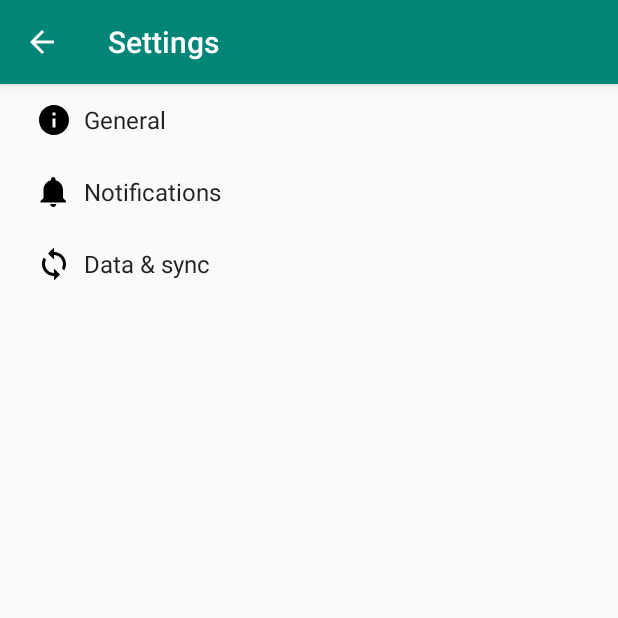
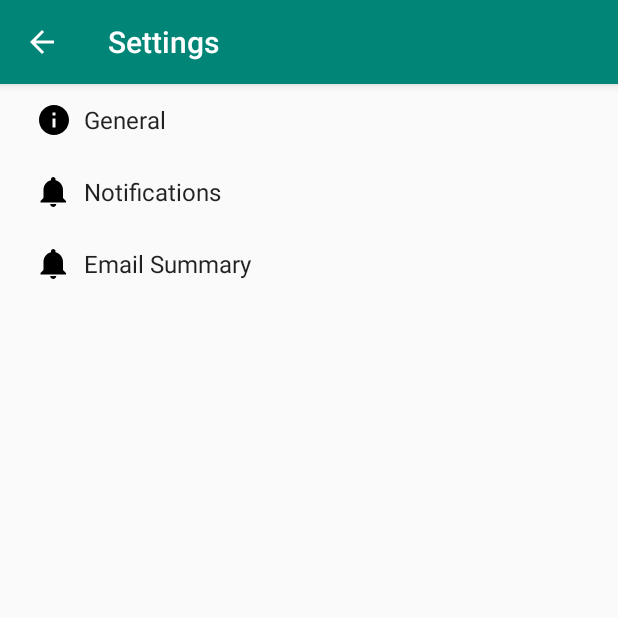
Before and after one commit to adazhu365/Stock-Price-Checker, an Android app: the screen it shows after launch (SettingsActivity), after a tap on an icon or button, on a phone screen of 412 x 824 dp, the top half of it. Run offline under Robolectric (Android 15) with nearby library versions, the phone set to English and light mode, and no system bars.

Commit message:
small changes in settings

```diff
--- a/app/src/main/java/edu/sitengvirginia/stockpricechecker/MainActivity.java
+++ b/app/src/main/java/edu/sitengvirginia/stockpricechecker/MainActivity.java
@@ -9,8 +9,10 @@ import java.text.ParseException;
 
 import android.content.ContentValues;
 import android.content.Context;
+import android.content.SharedPreferences;
 import android.database.Cursor;
 import android.database.sqlite.SQLiteDatabase;
+import android.preference.PreferenceManager;
 import android.support.design.widget.Snackbar;
 import android.support.v7.app.AppCompatActivity;
 import android.os.Bundle;
@@ -23,6 +25,7 @@ import android.widget.Button;
 import android.widget.EditText;
 import android.widget.ImageButton;
 import android.widget.TextView;
+import android.widget.Toast;
 
 
 import java.util.ArrayList;
@@ -50,9 +53,18 @@ public class MainActivity extends AppCompatActivity{
 
     String information[] = new String[6];
 
-
     @Override
     protected void onCreate(Bundle savedInstanceState) {
+
+        PreferenceManager.setDefaultValues(this, R.xml.pref_general, false);
+        PreferenceManager.setDefaultValues(this, R.xml.pref_notification, false);
+        PreferenceManager.setDefaultValues(this, R.xml.pref_data_sync, false);
+
+        SharedPreferences sharedPref =
+                PreferenceManager.getDefaultSharedPreferences(this);
+        String marketPref = sharedPref.getString("sync_frequency", "-1");
+        Toast.makeText(this, marketPref, Toast.LENGTH_SHORT).show();
+
         super.onCreate(savedInstanceState);
         setContentView(R.layout.activity_main);
         myList = new ArrayList<StockItem>();
--- a/app/src/main/res/values/strings.xml
+++ b/app/src/main/res/values/strings.xml
@@ -28,23 +28,19 @@
     </string-array>
 
     <!-- Example settings for Data & Sync -->
-    <string name="pref_header_data_sync">Data &amp; sync</string>
+    <string name="pref_header_email_summary">Email Summary</string>
 
-    <string name="pref_title_sync_frequency">Sync frequency</string>
-    <string-array name="pref_sync_frequency_titles">
-        <item>15 minutes</item>
-        <item>30 minutes</item>
-        <item>1 hour</item>
-        <item>3 hours</item>
-        <item>6 hours</item>
+    <string name="pref_title_frequency">Frequency</string>
+    <string-array name="pref_frequency_titles">
+        <item>Daily</item>
+        <item>Weekly</item>
+        <item>Monthly</item>
         <item>Never</item>
     </string-array>
-    <string-array name="pref_sync_frequency_values">
-        <item>15</item>
+    <string-array name="pref_frequency_values">
+        <item>1</item>
+        <item>7</item>
         <item>30</item>
-        <item>60</item>
-        <item>180</item>
-        <item>360</item>
         <item>-1</item>
     </string-array>
 
--- a/app/src/main/res/xml/pref_data_sync.xml
+++ b/app/src/main/res/xml/pref_data_sync.xml
@@ -5,12 +5,12 @@
     <!-- NOTE: ListPreference's summary should be set to its value by the activity code. -->
     <ListPreference
         android:defaultValue="180"
-        android:entries="@array/pref_sync_frequency_titles"
-        android:entryValues="@array/pref_sync_frequency_values"
+        android:entries="@array/pref_frequency_titles"
+        android:entryValues="@array/pref_frequency_values"
         android:key="sync_frequency"
         android:negativeButtonText="@null"
         android:positiveButtonText="@null"
-        android:title="@string/pref_title_sync_frequency" />
+        android:title="@string/pref_title_frequency" />
 
     <!-- This preference simply launches an intent when selected. Use this UI sparingly, per
          design guidelines. -->
--- a/app/src/main/res/xml/pref_headers.xml
+++ b/app/src/main/res/xml/pref_headers.xml
@@ -14,7 +14,7 @@
 
     <header
         android:fragment="edu.sitengvirginia.stockpricechecker.SettingsActivity$DataSyncPreferenceFragment"
-        android:icon="@drawable/ic_sync_black_24dp"
-        android:title="@string/pref_header_data_sync" />
+        android:icon="@drawable/ic_notifications_black_24dp"
+        android:title="@string/pref_header_email_summary" />
 
 </preference-headers>
```
